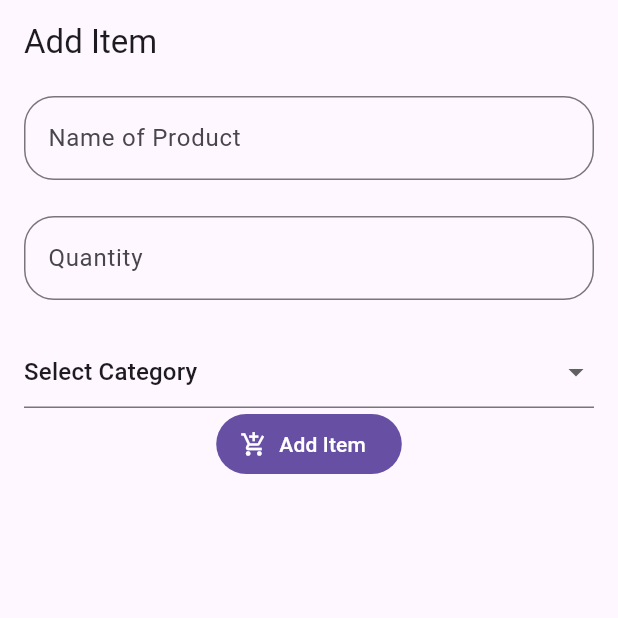
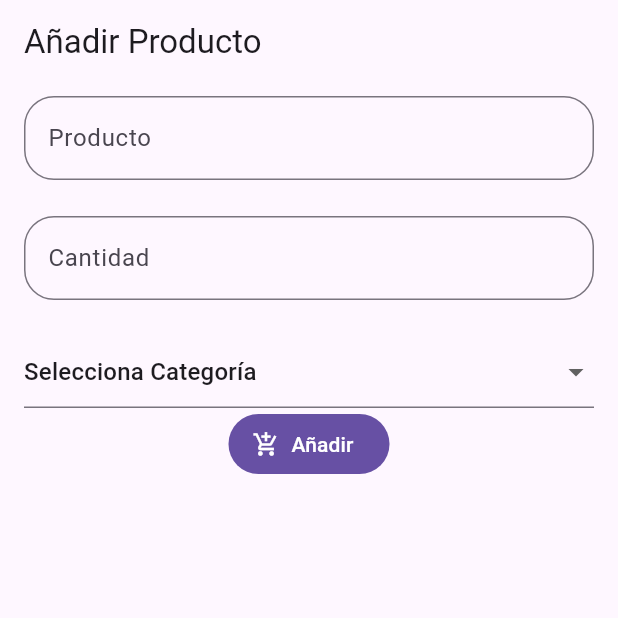
Before and after one commit to FenixXGameplays/to_do_list, a Flutter app: the AddItem screen opened by its route, on a phone screen of 412 x 824 dp, the top half of it. Run offline on Flutter 3.47's test engine with Material 3 defaults, Android fonts, the phone set to English and light mode, and no system bars; our stand-ins replace go_router, sqflite; accounts and stored records are empty.

```diff
--- /dev/null
+++ b/lib/config/helper/sql_helper.dart
@@ -0,0 +1,40 @@
+import 'package:sqflite/sqflite.dart';
+import 'package:path/path.dart';
+
+import '../../infrastucture/model/item.dart';
+
+class SqlHelper {
+  static Future<Database> _openDB() async {
+    return openDatabase(join(await getDatabasesPath(), 'listacompra.db'),
+        onCreate: (db, version) {
+      return db.execute(
+          "CREATE TABLE IF NOT EXISTS productos (nombreProducto TEXT, cantidad INTEGER, categoria TEXT)");
+    }, version: 1);
+  }
+
+  static Future<void> insertItem(Item data) async {
+    final db = await SqlHelper._openDB();
+
+    await db.insert('productos', data.toJson());
+  }
+
+  static Future<void> removeItem(Item data) async {
+    final db = await SqlHelper._openDB();
+
+    await db.delete('productos', where: 'nombreProducto = ?', whereArgs: [data.nameProduct]);
+  }
+
+  static Future<List<Item>> getProducts() async {
+    final db = await SqlHelper._openDB();
+
+    final List<Map<String, dynamic>> productosMap =
+        await db.query("productos");
+    final List<Item> finalList = [];
+
+    for (var producto in productosMap) {
+      finalList.add(Item.fromJson(producto));
+    }
+
+    return finalList;
+  }
+}
--- a/lib/infrastucture/model/item.dart
+++ b/lib/infrastucture/model/item.dart
@@ -8,4 +8,19 @@ class Item {
     required this.quantity,
     required this.category,
   });
+
+
+      factory Item.fromJson(Map<String, dynamic> json) => Item(
+        nameProduct: json["nombreProducto"],
+        quantity: json["cantidad"],
+        category: json["categoria"],
+
+    );
+
+    Map<String, dynamic> toJson() => {
+        "nombreProducto": nameProduct,
+        "cantidad": quantity,
+        "categoria": category,
+
+    };
 }
--- a/lib/infrastucture/providers/item_provider.dart
+++ b/lib/infrastucture/providers/item_provider.dart
@@ -1,6 +1,7 @@
 // ignore_for_file: public_member_api_docs, sort_constructors_first
 
 import 'package:flutter/material.dart';
+import 'package:to_do_list/config/helper/sql_helper.dart';
 
 import '../model/item.dart';
 
@@ -8,14 +9,17 @@ class ItemProvider extends ChangeNotifier {
   List<Item> list = [];
 
   void addItem(Item item){
-    if(!list.contains(item)){
-      list.add(item);
-    }
-    notifyListeners();
+    SqlHelper.insertItem(item);
+    addAll();
   }
 
   void deleteItem(Item item){
-    list.remove(item);
+    SqlHelper.removeItem(item);
+    addAll();
+  }
+
+  void addAll() async{
+    list = await SqlHelper.getProducts();
     notifyListeners();
   }
 
--- a/lib/presentation/screens/add_item/add_item.dart
+++ b/lib/presentation/screens/add_item/add_item.dart
@@ -6,27 +6,29 @@ import 'package:to_do_list/infrastucture/providers/item_provider.dart';
 
 import '../../widgets/widgets.dart';
 
+    String nameProduct = "";
+    int quantity = 0;
+    String categorySelected = "";
+
 class AddItem extends StatelessWidget {
   const AddItem({super.key});
 
   @override
   Widget build(BuildContext context) {
     final formkey = GlobalKey<FormState>();
-    String nameProduct = "";
-    int quantity = 0;
-    String categorySelected = "";
+
     final optionList = [
-      "Select Category",
-      "Vegetable",
-      "Meat",
-      "Fish",
-      "Fruit",
-      "Lacteo",
+      "Selecciona Categoría",
+      "Vegetal",
+      "Carne",
+      "Pescado",
+      "Fruta",
+      "Lácteo",
       "Otros"
     ];
     return Scaffold(
       appBar: AppBar(
-        title: const Text("Add Item"),
+        title: const Text("Añadir Producto"),
       ),
       body: Form(
         key: formkey,
@@ -36,10 +38,10 @@ class AddItem extends StatelessWidget {
             mainAxisAlignment: MainAxisAlignment.start,
             children: [
               CustoTextFormField(
-                label: 'Name of Product',
+                label: 'Producto',
                 keyboardType: TextInputType.text,
                 validator: (value) {
-                  if (value!.isEmpty) return "This Field can't be empty";
+                  if (value!.isEmpty) return "Este campo no puede estar vacío";
                   nameProduct = value;
                   return null;
                 },
@@ -47,9 +49,9 @@ class AddItem extends StatelessWidget {
               const SizedBox(height: 24),
               CustoTextFormField(
                 keyboardType: TextInputType.number,
-                label: 'Quantity',
+                label: 'Cantidad',
                 validator: (value) {
-                  if (value!.isEmpty) return "Fill how many you need to buy";
+                  if (value!.isEmpty) return "Este campo no puede estar vacío";
                   quantity = int.parse(value);
                   return null;
                 },
@@ -64,17 +66,28 @@ class AddItem extends StatelessWidget {
                   );
                 }).toList(),
                 validator: (value) {
-                  if (value!.isEmpty || value == optionList[0]) return "Select the Category";
+                  if (value!.isEmpty || value == optionList[0]) return "Selecciona una categoría";
                   categorySelected = value;
                   return null;
                 },
                 onChanged: (String? value) {},
               ),
-              _AddItem(
-                  formkey: formkey,
-                  nameProduct: nameProduct,
-                  quantity: quantity,
-                  categorySelected: categorySelected),
+
+              FilledButton.icon(
+      onPressed: () {
+        final valid = formkey.currentState!.validate();
+        if (valid) {
+          final item = Item(
+              nameProduct: nameProduct,
+              quantity: quantity,
+              category: categorySelected);
+          context.read<ItemProvider>().addItem(item);
+          context.pop();
+        }
+      },
+      label: const Text("Añadir"),
+      icon: const Icon(Icons.add_shopping_cart),
+    ),
             ],
           ),
         ),
@@ -110,7 +123,7 @@ class _AddItem extends StatelessWidget {
           context.pop();
         }
       },
-      label: const Text("Add Item"),
+      label: const Text("Añadir"),
       icon: const Icon(Icons.add_shopping_cart),
     );
   }
--- a/pubspec.yaml
+++ b/pubspec.yaml
@@ -11,7 +11,9 @@ dependencies:
   flutter:
     sdk: flutter
   go_router: 14.6.2
+  path: 1.9.0
   provider: 6.1.2
+  sqflite: 2.4.0
 
 dev_dependencies:
   flutter_lints: ^4.0.0
```
Also changed, not shown: lib/presentation/screens/home/home_view.dart (+17 -2 lines), pubspec.lock, 1 other file.
